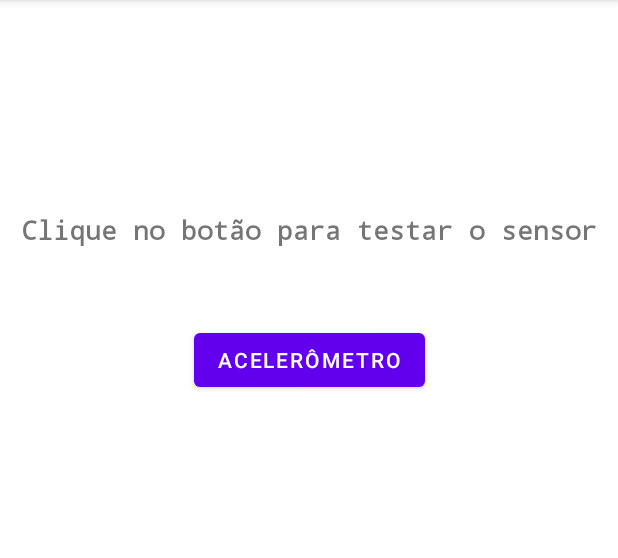
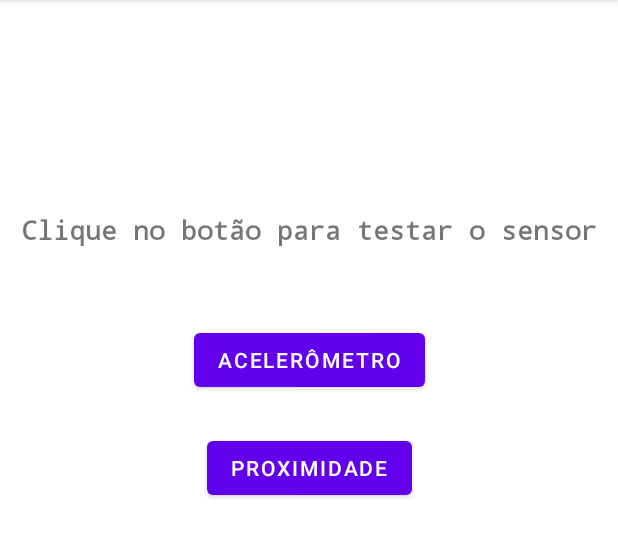
Before and after one commit to weslleyjj/Android-sensors, an Android app: the screen it shows after launch (MainActivity), on a phone screen of 412 x 824 dp, the part 84-642 px from its top. Run offline under Robolectric (Android 15) with nearby library versions, the phone set to English and light mode, and no system bars; our stand-ins replace data binding.

Commit message:
Sensor de proximidade OK

```diff
--- a/app/src/main/java/com/pdm/atividade_sensores/fragments/HomeFragment.kt
+++ b/app/src/main/java/com/pdm/atividade_sensores/fragments/HomeFragment.kt
@@ -22,8 +22,11 @@ class HomeFragment  : Fragment(){
         binding = DataBindingUtil.inflate(inflater, R.layout.home_fragment, container, false)
 
         binding.acelerometro.setOnClickListener {
-            print("Entrando")
             Navigation.findNavController(it).navigate(R.id.action_homeFragment_to_acelerometerFragment)
+        }
+
+        binding.proximidade.setOnClickListener {
+            Navigation.findNavController(it).navigate(R.id.action_homeFragment_to_proximityFragment)
         }
 
         return binding.root
--- a/app/src/main/res/layout/home_fragment.xml
+++ b/app/src/main/res/layout/home_fragment.xml
@@ -36,6 +36,19 @@
             app:layout_constraintTop_toTopOf="parent"
             app:layout_constraintVertical_bias="0.3" />
 
+        <Button
+            android:id="@+id/proximidade"
+            android:layout_width="wrap_content"
+            android:layout_height="wrap_content"
+            android:text="@string/Proximidade"
+            app:layout_constraintBottom_toBottomOf="parent"
+            app:layout_constraintEnd_toEndOf="parent"
+            app:layout_constraintHorizontal_bias="0.5"
+            app:layout_constraintStart_toStartOf="parent"
+            app:layout_constraintTop_toTopOf="parent"
+            app:layout_constraintVertical_bias="0.4" />
+
+
     </androidx.constraintlayout.widget.ConstraintLayout>
 
 </FrameLayout>
--- a/app/src/main/res/navigation/navigation_graph.xml
+++ b/app/src/main/res/navigation/navigation_graph.xml
@@ -20,5 +20,16 @@
         <action
             android:id="@+id/action_homeFragment_to_acelerometerFragment"
             app:destination="@id/acelerometerFragment" />
+        <action
+            android:id="@+id/action_homeFragment_to_proximityFragment"
+            app:destination="@id/proximityFragment" />
+    </fragment>
+    <fragment
+        android:id="@+id/proximityFragment"
+        android:name="com.pdm.atividade_sensores.fragments.ProximityFragment"
+        android:label="ProximityFragment" >
+        <action
+            android:id="@+id/action_proximityFragment_to_homeFragment"
+            app:destination="@id/homeFragment" />
     </fragment>
 </navigation>
--- a/app/src/main/res/values/strings.xml
+++ b/app/src/main/res/values/strings.xml
@@ -1,4 +1,5 @@
 <resources>
     <string name="app_name">Atividade-Sensores</string>
     <string name="aceler_metro">Acelerômetro</string>
+    <string name="Proximidade">Proximidade</string>
 </resources>
```
Also changed, not shown: app/src/main/java/com/pdm/atividade_sensores/fragments/ProximityFragment.kt (added, +76 -0 lines), app/src/main/res/layout/proximity_fragment.xml (added, +62 -0 lines). Lines whose indentation alone changed are shown as unchanged.
